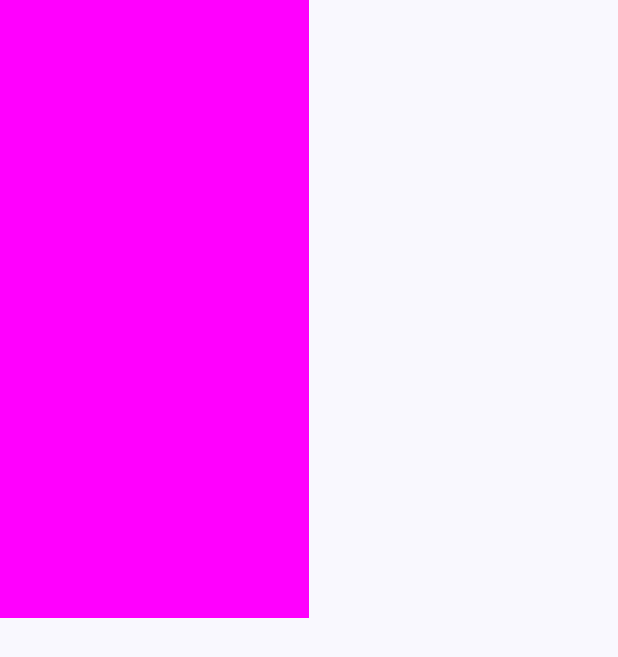
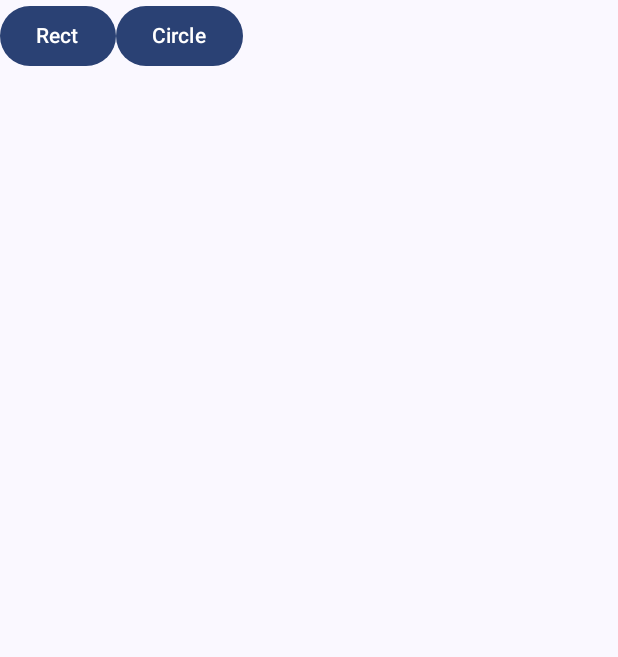
Before and after one commit to max-sliva/ComposeExample, an Android app built with Jetpack Compose: the DrawingActivity screen opened directly, with no data from a screen before it, on a phone screen of 412 x 824 dp. Shown: the top 657 px of the screen. Run offline under Robolectric (Android 15) with nearby library versions, the phone set to English and light mode, and no system bars.

Commit message:
started drawing on canvas

```diff
--- a/app/build.gradle
+++ b/app/build.gradle
@@ -59,7 +59,7 @@ dependencies {
     implementation 'androidx.compose.material3:material3'
     implementation platform('androidx.compose:compose-bom:2022.10.00')
 //    implementation platform('androidx.compose:compose-bom:2022.10.00')
-    implementation "androidx.navigation:navigation-compose:2.5.3"
+//    implementation "androidx.navigation:navigation-compose:2.5.3"
 //    implementation 'androidx.core:core-ktx:+'
     testImplementation 'junit:junit:4.13.2'
     androidTestImplementation 'androidx.test.ext:junit:1.1.5'
--- a/app/src/main/java/com/example/composeexample/DrawingActivity.kt
+++ b/app/src/main/java/com/example/composeexample/DrawingActivity.kt
@@ -4,36 +4,57 @@ import android.os.Bundle
 import androidx.activity.ComponentActivity
 import androidx.activity.compose.setContent
 import androidx.compose.foundation.Canvas
+import androidx.compose.foundation.layout.Column
+import androidx.compose.foundation.layout.Row
 import androidx.compose.foundation.layout.fillMaxSize
+import androidx.compose.material3.Button
 import androidx.compose.material3.MaterialTheme
 import androidx.compose.material3.Surface
 import androidx.compose.material3.Text
 import androidx.compose.runtime.Composable
+import androidx.compose.runtime.mutableStateListOf
+import androidx.compose.runtime.remember
+import androidx.compose.runtime.snapshots.SnapshotStateList
 import androidx.compose.ui.Modifier
 import androidx.compose.ui.graphics.Color
-import androidx.compose.ui.tooling.preview.Preview
 import com.example.composeexample.ui.theme.ComposeExampleTheme
 
 class DrawingActivity : ComponentActivity() {
     override fun onCreate(savedInstanceState: Bundle?) {
         super.onCreate(savedInstanceState)
         setContent {
+            val drawingObject = remember { mutableStateListOf("") }
             ComposeExampleTheme {
-                // A surface container using the 'background' color from the theme
                 Surface(
                     modifier = Modifier.fillMaxSize(),
                     color = MaterialTheme.colorScheme.background
                 ) {
-                    Canvas(modifier = Modifier.fillMaxSize()) {
-                        val canvasQuadrantSize = size / 2F
-                        drawRect(
-                            color = Color.Magenta,
-                            size = canvasQuadrantSize
-                        )
+                    Column(Modifier.fillMaxSize()) {
+                        MakeTopButtons(drawingObject)
+                        Canvas(modifier = Modifier.fillMaxSize()) {
+                            val canvasQuadrantSize = size / 2F
+                            if (drawingObject.contains("Rect")) drawRect(
+                                color = Color.Magenta,
+                                size = canvasQuadrantSize
+                            )
+                            if (drawingObject.contains("Circle")) drawCircle(Color.Red)
+                        }
                     }
-
                 }
             }
         }
     }
 }
+
+@Composable
+fun MakeTopButtons(drawingObject: SnapshotStateList<String>) {
+    Row {
+        Button(onClick = { drawingObject.add("Rect") }) {
+            Text(text = "Rect")
+
+        }
+        Button(onClick = { drawingObject.add("Circle") }) {
+            Text(text = "Circle")
+
+        }
+    }}
```
Also changed, not shown: app/src/main/java/com/example/composeexample/MainActivity.kt (+7 -28 lines).
